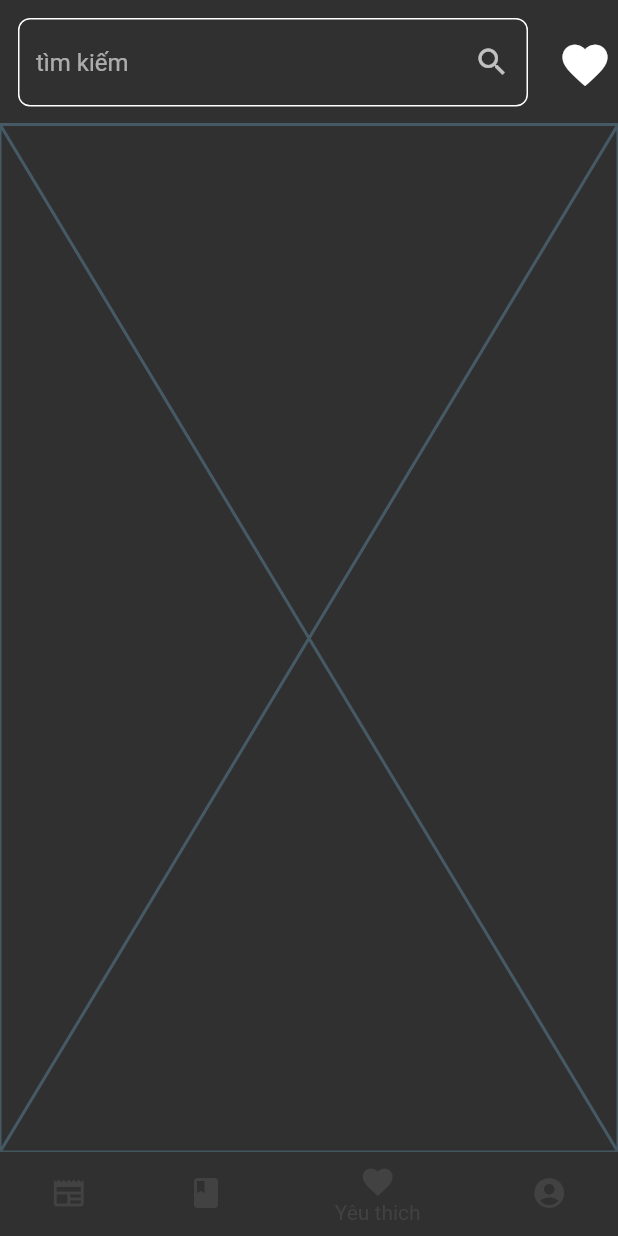
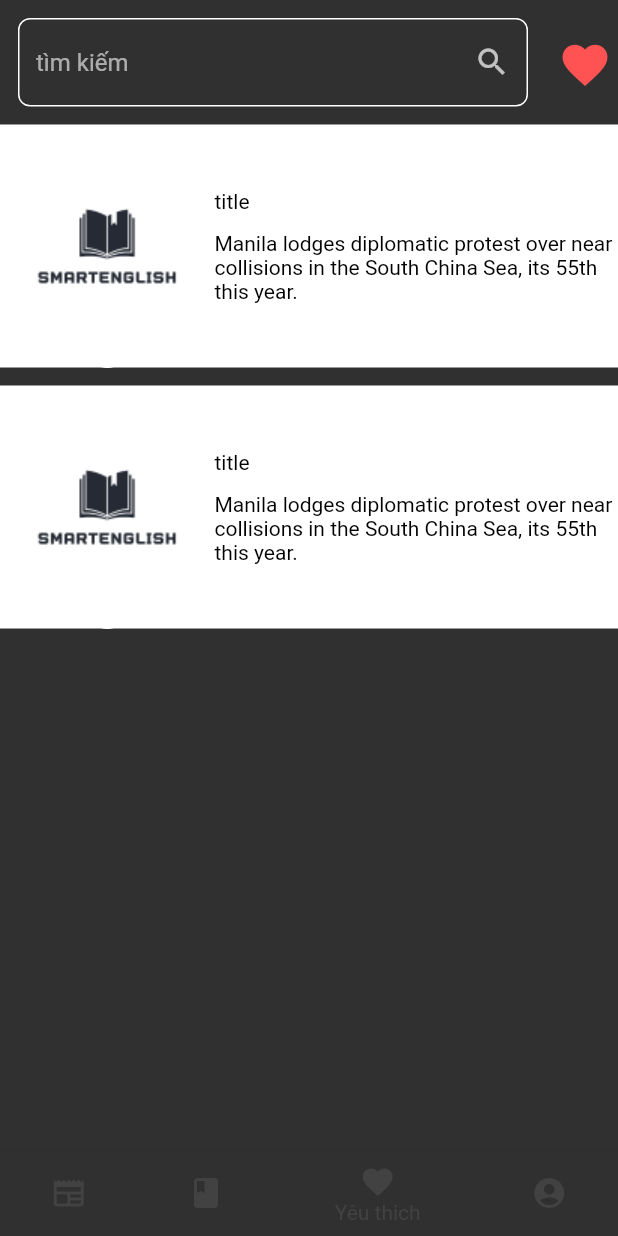
Before and after one commit to manh310599/english_project, a Flutter app: the FavoriteNewsPage screen opened by its route, on a phone screen of 412 x 824 dp. Run offline on Flutter 3.47's test engine with Material 2 defaults, Android fonts, the light colour scheme and no system bars; our stand-ins replace auto_route, bloc, connectivity_plus, dio, firebase_auth, firebase_core and 9 more; missing offline and left inert: json_serializable; accounts and stored records are empty; generated files the repository leaves out were written again; statements that could not run were skipped.

Commit message:
update favorite_news_page.dart

```diff
--- a/lib/app/features/favorite_news/favorite_news_page.dart
+++ b/lib/app/features/favorite_news/favorite_news_page.dart
@@ -9,6 +9,7 @@ import 'package:english_project/dimens.dart';
 import 'package:flutter/material.dart';
 // import 'package:flutter_phoenix/flutter_phoenix.dart';
 import 'package:velocity_x/velocity_x.dart';
+
 
 @RoutePage()
 class FavoriteNewsPage extends StatelessWidget {
@@ -28,6 +29,7 @@ class FavoriteNewsPage extends StatelessWidget {
                     icon: const Icon(
                       Icons.favorite,
                       size: Dimens.ic_XL2,
+                      color: Colors.redAccent,
                     )),
               ],
             ),
--- a/lib/app/features/favorite_news/presentation/view/favorite_body.dart
+++ b/lib/app/features/favorite_news/presentation/view/favorite_body.dart
@@ -1,13 +1,44 @@
+import 'package:english_project/app/common/widget/edit_text/edit_text.dart';
 import 'package:english_project/gaps.dart';
 import 'package:flutter/material.dart';
 import 'package:velocity_x/velocity_x.dart';
-
 
 class FavoriteBody extends StatelessWidget {
   const FavoriteBody({super.key});
 
   @override
   Widget build(BuildContext context) {
-    return const Placeholder();
+    return ListView.separated(
+      itemBuilder: (context, index) {
+        return Container(
+          color: Colors.white,
+          child: Row(
+            children: [
+              Row(
+                children: [
+                  Image.asset('assets/images/logo.png'),
+                  Column(
+                    crossAxisAlignment: CrossAxisAlignment.start,
+                    children: [
+                      'title'.text.black.make(),
+                      Gaps.vGap12,
+                      'Manila lodges diplomatic protest over near collisions in the South China Sea, its 55th this year.'
+                          .text
+                          .black
+                          .make(),
+                    ],
+                  ).expand()
+                ],
+              ).expand(),
+            ],
+          ),
+        );
+      },
+      shrinkWrap: true,
+      itemCount: 2,
+      separatorBuilder: (BuildContext context, int index) {
+        return Gaps.vGap12;
+      },
+    );
   }
 }
```
